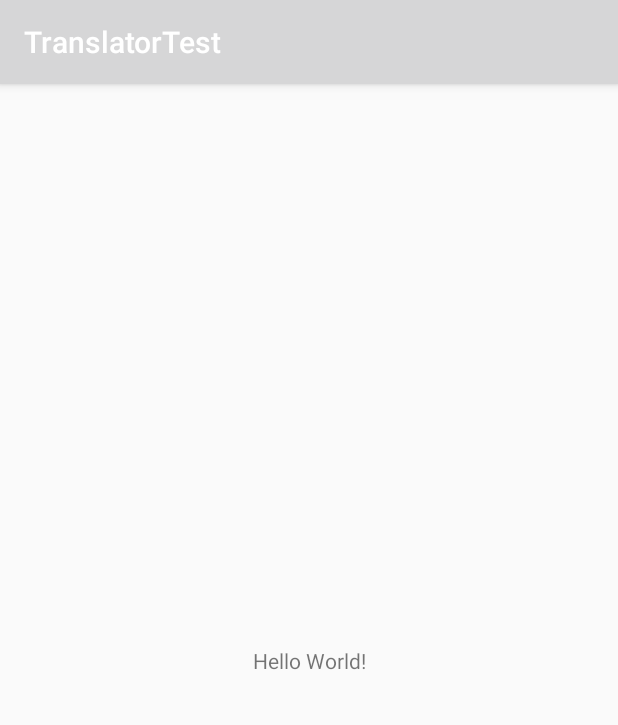
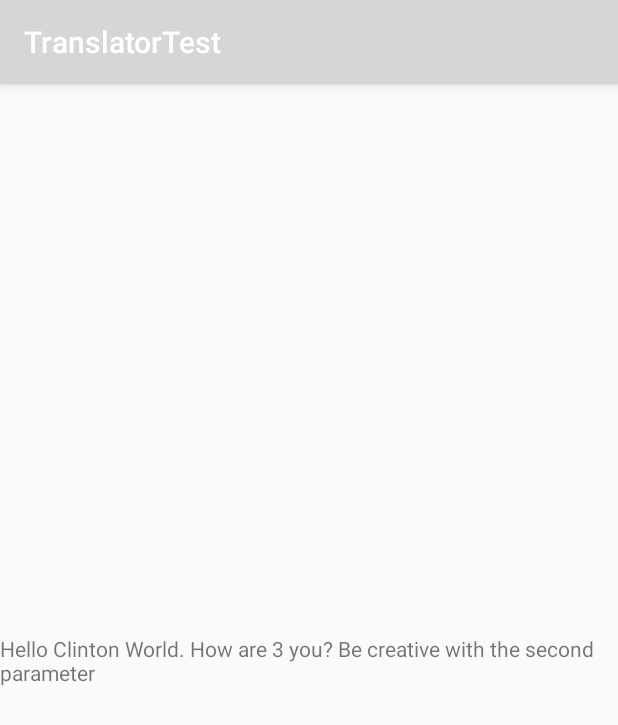
Before and after one commit to LeiaInc/TranslatorBot, an Android app: the screen it shows after launch (MainActivity), on a phone screen of 412 x 824 dp. Shown: the top 725 px of the screen. Run offline under Robolectric (Android 15) with nearby library versions, the phone set to English and light mode, and no system bars.

Commit message:
Add activity (#2)
* Add test string

* translator-bot: Added Translations

* Test

* Change variable names

* Fix input arguments syntax

* Added debug statements

* changed variable names on yml file

* translator-bot: Added Translations

* Correct script

* Correct environment variables

* Deleted false values files

* translator-bot: Added Translations

* Added main activity

Co-authored-by: Leia-Translator-Bot <translations-bot@gmail.com>

```diff
--- a/app/src/main/java/com/leiainc/ctp/translatorbot/MainActivity.java
+++ b/app/src/main/java/com/leiainc/ctp/translatorbot/MainActivity.java
@@ -3,12 +3,17 @@ package com.leiainc.ctp.translatorbot;
 import androidx.appcompat.app.AppCompatActivity;
 
 import android.os.Bundle;
+import android.widget.TextView;
 
 public class MainActivity extends AppCompatActivity {
+
+    private TextView mTextView;
 
     @Override
     protected void onCreate(Bundle savedInstanceState) {
         super.onCreate(savedInstanceState);
         setContentView(R.layout.activity_main);
+        mTextView = findViewById(R.id.translated_text);
+        mTextView.setText(getString(R.string.includes_placeholders_2, "Clinton", 3));
     }
 }
--- a/app/src/main/res/layout/activity_main.xml
+++ b/app/src/main/res/layout/activity_main.xml
@@ -7,6 +7,7 @@
   tools:context=".MainActivity">
 
   <TextView
+    android:id="@+id/translated_text"
     android:layout_width="wrap_content"
     android:layout_height="wrap_content"
     android:text="Hello World!"
```
Also changed, not shown: 1 other file.
